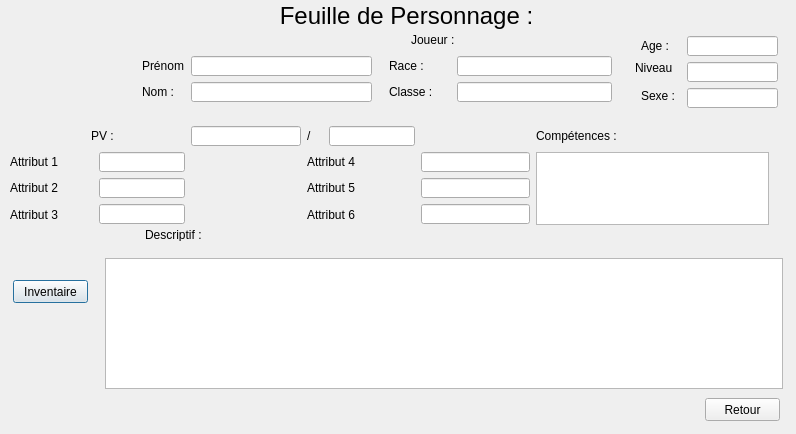
This is fenetre/formNouveauPersonnage.ui in helarion/Application-JDR as Qt 5 draws it before an edit. The edited form follows.
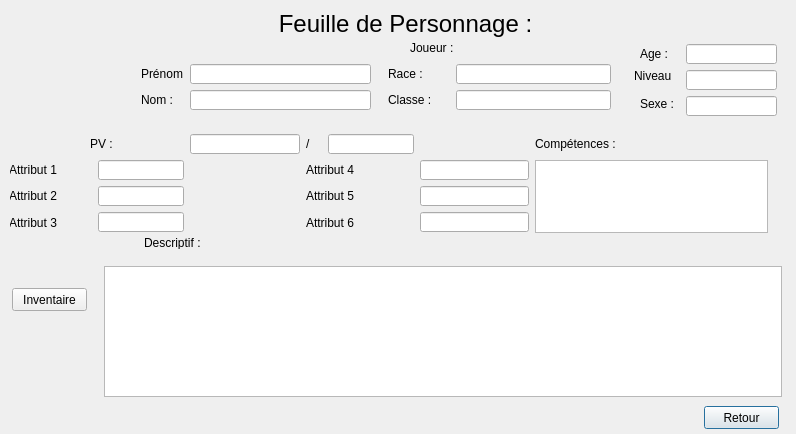
This is the edited form. The open tabs and pages were chosen to show the change.

Commit message: Ajout inventaire

```diff
--- a/fenetre/formNouveauPersonnage.ui
+++ b/fenetre/formNouveauPersonnage.ui
@@ -13,11 +13,195 @@
   <property name="windowTitle">
    <string>Dialog</string>
   </property>
+  <widget class="QStackedWidget" name="stackedWidget">
+   <property name="geometry">
+    <rect>
+     <x>10</x>
+     <y>0</y>
+     <width>781</width>
+     <height>431</height>
+    </rect>
+   </property>
+   <property name="currentIndex">
+    <number>1</number>
+   </property>
+   <widget class="QWidget" name="FeuillePersonnage">
+    <widget class="QLineEdit" name="Attribut_3Edit">
+     <property name="geometry">
+      <rect>
+       <x>88</x>
+       <y>212</y>
+       <width>86</width>
+       <height>20</height>
+      </rect>
+     </property>
+    </widget>
+    <widget class="QLineEdit" name="Attribut_6Edit">
+     <property name="geometry">
+      <rect>
+       <x>410</x>
+       <y>212</y>
+       <width>109</width>
+       <height>20</height>
+      </rect>
+     </property>
+    </widget>
+    <widget class="QLabel" name="Attribut_2Label">
+     <property name="geometry">
+      <rect>
+       <x>-1</x>
+       <y>186</y>
+       <width>75</width>
+       <height>20</height>
+      </rect>
+     </property>
+     <property name="text">
+      <string>Attribut 2 </string>
+     </property>
+    </widget>
+    <widget class="QLineEdit" name="Attribut_4Edit">
+     <property name="geometry">
+      <rect>
+       <x>410</x>
+       <y>160</y>
+       <width>109</width>
+       <height>20</height>
+      </rect>
+     </property>
+    </widget>
+    <widget class="QLineEdit" name="NiveauEdit">
+     <property name="geometry">
+      <rect>
+       <x>676</x>
+       <y>70</y>
+       <width>91</width>
+       <height>20</height>
+      </rect>
+     </property>
+    </widget>
+    <widget class="QLineEdit" name="PrenomPersonnageEdit">
+     <property name="geometry">
+      <rect>
+       <x>180</x>
+       <y>64</y>
+       <width>181</width>
+       <height>20</height>
+      </rect>
+     </property>
+    </widget>
+    <widget class="QLabel" name="Attribut_4Label">
+     <property name="geometry">
+      <rect>
+       <x>296</x>
+       <y>160</y>
+       <width>108</width>
+       <height>20</height>
+      </rect>
+     </property>
+     <property name="text">
+      <string>Attribut 4</string>
+     </property>
+    </widget>
+    <widget class="QLabel" name="label_22">
+     <property name="geometry">
+      <rect>
+       <x>378</x>
+       <y>64</y>
+       <width>62</width>
+       <height>20</height>
+      </rect>
+     </property>
+     <property name="text">
+      <string>Race :</string>
+     </property>
+    </widget>
+    <widget class="QLabel" name="label_16">
+     <property name="geometry">
+      <rect>
+       <x>296</x>
+       <y>134</y>
+       <width>16</width>
+       <height>20</height>
+      </rect>
+     </property>
+     <property name="text">
+      <string>/</string>
+     </property>
+    </widget>
+    <widget class="QLineEdit" name="Attribut_2Edit">
+     <property name="geometry">
+      <rect>
+       <x>88</x>
+       <y>186</y>
+       <width>86</width>
+       <height>20</height>
+      </rect>
+     </property>
+    </widget>
+    <widget class="QLineEdit" name="PVactuelEdit">
+     <property name="geometry">
+      <rect>
+       <x>180</x>
+       <y>134</y>
+       <width>110</width>
+       <height>20</height>
+      </rect>
+     </property>
+    </widget>
+    <widget class="QLabel" name="label_20">
+     <property name="geometry">
+      <rect>
+       <x>624</x>
+       <y>66</y>
+       <width>40</width>
+       <height>20</height>
+      </rect>
+     </property>
+     <property name="text">
+      <string>Niveau :</string>
+     </property>
+    </widget>
+    <widget class="QLabel" name="label_11">
+     <property name="geometry">
+      <rect>
+       <x>525</x>
+       <y>134</y>
+       <width>233</width>
+       <height>20</height>
+      </rect>
+     </property>
+     <property name="text">
+      <string>Compétences :</string>
+     </property>
+    </widget>
+    <widget class="QTextEdit" name="DescriptifEdit">
+     <property name="geometry">
+      <rect>
+       <x>94</x>
+       <y>266</y>
+       <width>678</width>
+       <height>131</height>
+      </rect>
+     </property>
+    </widget>
+    <widget class="QPushButton" name="retourButton">
+     <property name="geometry">
+      <rect>
+       <x>694</x>
+       <y>406</y>
+       <width>75</width>
+       <height>23</height>
+      </rect>
+     </property>
+     <property name="text">
+      <string>Retour</string>
+     </property>
+    </widget>
   <widget class="QLineEdit" name="Attribut_5Edit">
    <property name="geometry">
     <rect>
-     <x>421</x>
-     <y>178</y>
+       <x>410</x>
+       <y>186</y>
      <width>109</width>
      <height>20</height>
     </rect>
@@ -26,38 +210,139 @@
   <widget class="QLineEdit" name="RaceEdit">
    <property name="geometry">
     <rect>
-     <x>457</x>
-     <y>56</y>
+       <x>446</x>
+       <y>64</y>
      <width>155</width>
      <height>20</height>
     </rect>
    </property>
   </widget>
-  <widget class="QLineEdit" name="NomEdit">
+    <widget class="QLineEdit" name="Attribut_1Edit">
    <property name="geometry">
     <rect>
-     <x>191</x>
-     <y>82</y>
-     <width>181</width>
+       <x>88</x>
+       <y>160</y>
+       <width>86</width>
      <height>20</height>
     </rect>
    </property>
   </widget>
-  <widget class="QLineEdit" name="Attribut_4Edit">
+    <widget class="QLabel" name="label_19">
    <property name="geometry">
     <rect>
-     <x>421</x>
-     <y>152</y>
-     <width>109</width>
+       <x>134</x>
+       <y>236</y>
+       <width>155</width>
+       <height>13</height>
+      </rect>
+     </property>
+     <property name="text">
+      <string>Descriptif :</string>
+     </property>
+    </widget>
+    <widget class="QLabel" name="label_23">
+     <property name="geometry">
+      <rect>
+       <x>630</x>
+       <y>44</y>
+       <width>40</width>
      <height>20</height>
     </rect>
+     </property>
+     <property name="text">
+      <string>Age :</string>
+     </property>
+    </widget>
+    <widget class="QLabel" name="Attribut_5Label">
+     <property name="geometry">
+      <rect>
+       <x>296</x>
+       <y>186</y>
+       <width>108</width>
+       <height>20</height>
+      </rect>
+     </property>
+     <property name="text">
+      <string>Attribut 5</string>
+     </property>
+    </widget>
+    <widget class="QLabel" name="Attribut_6Label">
+     <property name="geometry">
+      <rect>
+       <x>296</x>
+       <y>212</y>
+       <width>108</width>
+       <height>21</height>
+      </rect>
+     </property>
+     <property name="text">
+      <string>Attribut 6</string>
+     </property>
+    </widget>
+    <widget class="QLineEdit" name="PVmaxEdit">
+     <property name="geometry">
+      <rect>
+       <x>318</x>
+       <y>134</y>
+       <width>86</width>
+       <height>20</height>
+      </rect>
+     </property>
+    </widget>
+    <widget class="QLineEdit" name="ClasseEdit">
+     <property name="geometry">
+      <rect>
+       <x>446</x>
+       <y>90</y>
+       <width>155</width>
+       <height>20</height>
+      </rect>
+     </property>
+    </widget>
+    <widget class="QLabel" name="label_12">
+     <property name="geometry">
+      <rect>
+       <x>131</x>
+       <y>90</y>
+       <width>43</width>
+       <height>20</height>
+      </rect>
+     </property>
+     <property name="text">
+      <string>Nom :</string>
+     </property>
+    </widget>
+    <widget class="QLabel" name="label_9">
+     <property name="geometry">
+      <rect>
+       <x>131</x>
+       <y>64</y>
+       <width>43</width>
+       <height>20</height>
+      </rect>
+     </property>
+     <property name="text">
+      <string>Prénom :</string>
+     </property>
+    </widget>
+    <widget class="QLabel" name="ImagePerosnnageLabel">
+     <property name="geometry">
+      <rect>
+       <x>4</x>
+       <y>16</y>
+       <width>111</width>
+       <height>111</height>
+      </rect>
+     </property>
+     <property name="text">
+      <string/>
    </property>
   </widget>
   <widget class="QLabel" name="Attribut_3Label">
    <property name="geometry">
     <rect>
-     <x>10</x>
-     <y>204</y>
+       <x>-1</x>
+       <y>212</y>
      <width>75</width>
      <height>21</height>
     </rect>
@@ -66,11 +351,34 @@
     <string>Attribut 3</string>
    </property>
   </widget>
+    <widget class="QLabel" name="SanteLabel">
+     <property name="geometry">
+      <rect>
+       <x>80</x>
+       <y>134</y>
+       <width>94</width>
+       <height>20</height>
+      </rect>
+     </property>
+     <property name="text">
+      <string>PV :</string>
+     </property>
+    </widget>
+    <widget class="QLineEdit" name="NomEdit">
+     <property name="geometry">
+      <rect>
+       <x>180</x>
+       <y>90</y>
+       <width>181</width>
+       <height>20</height>
+      </rect>
+     </property>
+    </widget>
   <widget class="QLabel" name="label_8">
    <property name="geometry">
     <rect>
-     <x>389</x>
-     <y>82</y>
+       <x>378</x>
+       <y>90</y>
      <width>62</width>
      <height>20</height>
     </rect>
@@ -79,24 +387,58 @@
     <string>Classe :</string>
    </property>
   </widget>
-  <widget class="QLabel" name="Attribut_6Label">
+    <widget class="QPushButton" name="InventaireButton">
    <property name="geometry">
     <rect>
-     <x>307</x>
-     <y>204</y>
-     <width>108</width>
-     <height>21</height>
+       <x>2</x>
+       <y>288</y>
+       <width>75</width>
+       <height>23</height>
     </rect>
    </property>
    <property name="text">
-    <string>Attribut 6</string>
+      <string>Inventaire</string>
+     </property>
+    </widget>
+    <widget class="QLabel" name="label_18">
+     <property name="geometry">
+      <rect>
+       <x>630</x>
+       <y>94</y>
+       <width>40</width>
+       <height>20</height>
+      </rect>
+     </property>
+     <property name="text">
+      <string>Sexe :</string>
+     </property>
+    </widget>
+    <widget class="QLabel" name="label">
+     <property name="geometry">
+      <rect>
+       <x>220</x>
+       <y>8</y>
+       <width>351</width>
+       <height>31</height>
+      </rect>
+     </property>
+     <property name="font">
+      <font>
+       <pointsize>18</pointsize>
+      </font>
+     </property>
+     <property name="text">
+      <string>Feuille de Personnage :</string>
+     </property>
+     <property name="alignment">
+      <set>Qt::AlignCenter</set>
    </property>
   </widget>
   <widget class="QLabel" name="label_24">
    <property name="geometry">
     <rect>
-     <x>10</x>
-     <y>107</y>
+       <x>-1</x>
+       <y>115</y>
      <width>759</width>
      <height>13</height>
     </rect>
@@ -108,214 +450,31 @@
     <set>Qt::AlignCenter</set>
    </property>
   </widget>
-  <widget class="QLineEdit" name="AgeEdit">
-   <property name="geometry">
-    <rect>
-     <x>687</x>
-     <y>36</y>
-     <width>91</width>
-     <height>20</height>
-    </rect>
-   </property>
-  </widget>
-  <widget class="QLabel" name="ImagePerosnnageLabel">
-   <property name="geometry">
-    <rect>
-     <x>15</x>
-     <y>8</y>
-     <width>111</width>
-     <height>111</height>
-    </rect>
-   </property>
-   <property name="text">
-    <string/>
-   </property>
-  </widget>
-  <widget class="QLabel" name="Attribut_1Label">
-   <property name="geometry">
-    <rect>
-     <x>10</x>
-     <y>152</y>
-     <width>83</width>
-     <height>20</height>
-    </rect>
-   </property>
-   <property name="text">
-    <string>Attribut 1</string>
-   </property>
-  </widget>
-  <widget class="QLabel" name="label_11">
-   <property name="geometry">
-    <rect>
-     <x>536</x>
-     <y>126</y>
-     <width>233</width>
-     <height>20</height>
-    </rect>
-   </property>
-   <property name="text">
-    <string>Compétences :</string>
-   </property>
-  </widget>
-  <widget class="QLabel" name="label_16">
-   <property name="geometry">
-    <rect>
-     <x>307</x>
-     <y>126</y>
-     <width>16</width>
-     <height>20</height>
-    </rect>
-   </property>
-   <property name="text">
-    <string>/</string>
-   </property>
-  </widget>
-  <widget class="QLabel" name="label_20">
-   <property name="geometry">
-    <rect>
-     <x>635</x>
-     <y>58</y>
-     <width>40</width>
-     <height>20</height>
-    </rect>
-   </property>
-   <property name="text">
-    <string>Niveau :</string>
-   </property>
-  </widget>
-  <widget class="QLabel" name="label_9">
-   <property name="geometry">
-    <rect>
-     <x>142</x>
-     <y>56</y>
-     <width>43</width>
-     <height>20</height>
-    </rect>
-   </property>
-   <property name="text">
-    <string>Prénom :</string>
-   </property>
-  </widget>
-  <widget class="QLineEdit" name="PVactuelEdit">
-   <property name="geometry">
-    <rect>
-     <x>191</x>
-     <y>126</y>
-     <width>110</width>
-     <height>20</height>
-    </rect>
-   </property>
-  </widget>
-  <widget class="QLabel" name="label_23">
-   <property name="geometry">
-    <rect>
-     <x>641</x>
-     <y>36</y>
-     <width>40</width>
-     <height>20</height>
-    </rect>
-   </property>
-   <property name="text">
-    <string>Age :</string>
-   </property>
-  </widget>
   <widget class="QListWidget" name="CompetenceList">
    <property name="geometry">
     <rect>
-     <x>536</x>
-     <y>152</y>
+       <x>525</x>
+       <y>160</y>
      <width>233</width>
      <height>73</height>
     </rect>
    </property>
   </widget>
-  <widget class="QLineEdit" name="NiveauEdit">
+    <widget class="QLineEdit" name="SexeEdit">
    <property name="geometry">
     <rect>
-     <x>687</x>
-     <y>62</y>
+       <x>676</x>
+       <y>96</y>
      <width>91</width>
      <height>20</height>
     </rect>
    </property>
   </widget>
-  <widget class="QLineEdit" name="PVmaxEdit">
-   <property name="geometry">
-    <rect>
-     <x>329</x>
-     <y>126</y>
-     <width>86</width>
-     <height>20</height>
-    </rect>
-   </property>
-  </widget>
-  <widget class="QLabel" name="label_18">
-   <property name="geometry">
-    <rect>
-     <x>641</x>
-     <y>86</y>
-     <width>40</width>
-     <height>20</height>
-    </rect>
-   </property>
-   <property name="text">
-    <string>Sexe :</string>
-   </property>
-  </widget>
-  <widget class="QPushButton" name="InventaireButton">
-   <property name="geometry">
-    <rect>
-     <x>13</x>
-     <y>280</y>
-     <width>75</width>
-     <height>23</height>
-    </rect>
-   </property>
-   <property name="text">
-    <string>Inventaire</string>
-   </property>
-  </widget>
-  <widget class="QTextEdit" name="DescriptifEdit">
-   <property name="geometry">
-    <rect>
-     <x>105</x>
-     <y>258</y>
-     <width>678</width>
-     <height>131</height>
-    </rect>
-   </property>
-  </widget>
-  <widget class="QLabel" name="Attribut_4Label">
-   <property name="geometry">
-    <rect>
-     <x>307</x>
-     <y>152</y>
-     <width>108</width>
-     <height>20</height>
-    </rect>
-   </property>
-   <property name="text">
-    <string>Attribut 4</string>
-   </property>
-  </widget>
-  <widget class="QLabel" name="SanteLabel">
-   <property name="geometry">
-    <rect>
-     <x>91</x>
-     <y>126</y>
-     <width>94</width>
-     <height>20</height>
-    </rect>
-   </property>
-   <property name="text">
-    <string>PV :</string>
-   </property>
-  </widget>
   <widget class="QLabel" name="label_7">
    <property name="geometry">
     <rect>
-     <x>411</x>
-     <y>30</y>
+       <x>400</x>
+       <y>38</y>
      <width>201</width>
      <height>20</height>
     </rect>
@@ -324,65 +483,86 @@
     <string>Joueur :</string>
    </property>
   </widget>
-  <widget class="QLineEdit" name="Attribut_3Edit">
+    <widget class="QLabel" name="Attribut_1Label">
    <property name="geometry">
     <rect>
-     <x>99</x>
-     <y>204</y>
-     <width>86</width>
+       <x>-1</x>
+       <y>160</y>
+       <width>83</width>
      <height>20</height>
     </rect>
    </property>
-  </widget>
-  <widget class="QLineEdit" name="ClasseEdit">
+     <property name="text">
+      <string>Attribut 1</string>
+     </property>
+    </widget>
+    <widget class="QLineEdit" name="AgeEdit">
    <property name="geometry">
     <rect>
-     <x>457</x>
-     <y>82</y>
-     <width>155</width>
+       <x>676</x>
+       <y>44</y>
+       <width>91</width>
      <height>20</height>
     </rect>
    </property>
   </widget>
-  <widget class="QLabel" name="Attribut_2Label">
+   </widget>
+   <widget class="QWidget" name="Inventaire">
+    <widget class="QLabel" name="label_2">
+     <property name="geometry">
+      <rect>
+       <x>480</x>
+       <y>50</y>
+       <width>91</width>
+       <height>21</height>
+      </rect>
+     </property>
+     <property name="text">
+      <string>Autres :</string>
+     </property>
+    </widget>
+    <widget class="QLabel" name="label_3">
    <property name="geometry">
     <rect>
      <x>10</x>
-     <y>178</y>
-     <width>75</width>
-     <height>20</height>
+       <y>50</y>
+       <width>71</width>
+       <height>21</height>
     </rect>
    </property>
    <property name="text">
-    <string>Attribut 2 </string>
-   </property>
-  </widget>
-  <widget class="QLineEdit" name="PrenomPersonnageEdit">
+      <string>Armes :</string>
+     </property>
+    </widget>
+    <widget class="QLabel" name="label_4">
    <property name="geometry">
     <rect>
-     <x>191</x>
-     <y>56</y>
-     <width>181</width>
-     <height>20</height>
-    </rect>
-   </property>
-  </widget>
-  <widget class="QLineEdit" name="SexeEdit">
+       <x>20</x>
+       <y>20</y>
+       <width>71</width>
+       <height>21</height>
+      </rect>
+     </property>
+     <property name="text">
+      <string>Argent :</string>
+     </property>
+    </widget>
+    <widget class="QLineEdit" name="ArgentEdit">
    <property name="geometry">
     <rect>
-     <x>687</x>
-     <y>88</y>
-     <width>91</width>
+       <x>70</x>
+       <y>20</y>
+       <width>113</width>
      <height>20</height>
     </rect>
    </property>
   </widget>
-  <widget class="QLabel" name="label">
+    <widget class="QLabel" name="label_5">
    <property name="geometry">
     <rect>
-     <x>231</x>
-     <y>0</y>
-     <width>351</width>
+       <x>310</x>
+       <y>10</y>
+       <width>111</width>
      <height>31</height>
     </rect>
    </property>
@@ -392,106 +572,26 @@
     </font>
    </property>
    <property name="text">
-    <string>Feuille de Personnage :</string>
+      <string>Inventaire</string>
    </property>
    <property name="alignment">
     <set>Qt::AlignCenter</set>
    </property>
   </widget>
-  <widget class="QPushButton" name="retourButton">
+    <widget class="QPushButton" name="RetourButton">
    <property name="geometry">
     <rect>
-     <x>705</x>
-     <y>398</y>
-     <width>75</width>
-     <height>23</height>
+       <x>560</x>
+       <y>390</y>
+       <width>141</width>
+       <height>31</height>
     </rect>
    </property>
    <property name="text">
     <string>Retour</string>
    </property>
   </widget>
-  <widget class="QLabel" name="label_12">
-   <property name="geometry">
-    <rect>
-     <x>142</x>
-     <y>82</y>
-     <width>43</width>
-     <height>20</height>
-    </rect>
-   </property>
-   <property name="text">
-    <string>Nom :</string>
-   </property>
-  </widget>
-  <widget class="QLabel" name="label_19">
-   <property name="geometry">
-    <rect>
-     <x>145</x>
-     <y>228</y>
-     <width>155</width>
-     <height>13</height>
-    </rect>
-   </property>
-   <property name="text">
-    <string>Descriptif :</string>
-   </property>
-  </widget>
-  <widget class="QLineEdit" name="Attribut_1Edit">
-   <property name="geometry">
-    <rect>
-     <x>99</x>
-     <y>152</y>
-     <width>86</width>
-     <height>20</height>
-    </rect>
-   </property>
-  </widget>
-  <widget class="QLineEdit" name="Attribut_2Edit">
-   <property name="geometry">
-    <rect>
-     <x>99</x>
-     <y>178</y>
-     <width>86</width>
-     <height>20</height>
-    </rect>
-   </property>
-  </widget>
-  <widget class="QLabel" name="Attribut_5Label">
-   <property name="geometry">
-    <rect>
-     <x>307</x>
-     <y>178</y>
-     <width>108</width>
-     <height>20</height>
-    </rect>
-   </property>
-   <property name="text">
-    <string>Attribut 5</string>
-   </property>
-  </widget>
-  <widget class="QLineEdit" name="Attribut_6Edit">
-   <property name="geometry">
-    <rect>
-     <x>421</x>
-     <y>204</y>
-     <width>109</width>
-     <height>20</height>
-    </rect>
-   </property>
-  </widget>
-  <widget class="QLabel" name="label_22">
-   <property name="geometry">
-    <rect>
-     <x>389</x>
-     <y>56</y>
-     <width>62</width>
-     <height>20</height>
-    </rect>
-   </property>
-   <property name="text">
-    <string>Race :</string>
-   </property>
+   </widget>
   </widget>
  </widget>
  <resources/>
```
Left out of the diff: 279 changed lines with no effect on the pictures. Lines whose indentation alone changed are shown as unchanged. The commit also changes 6 other files.
